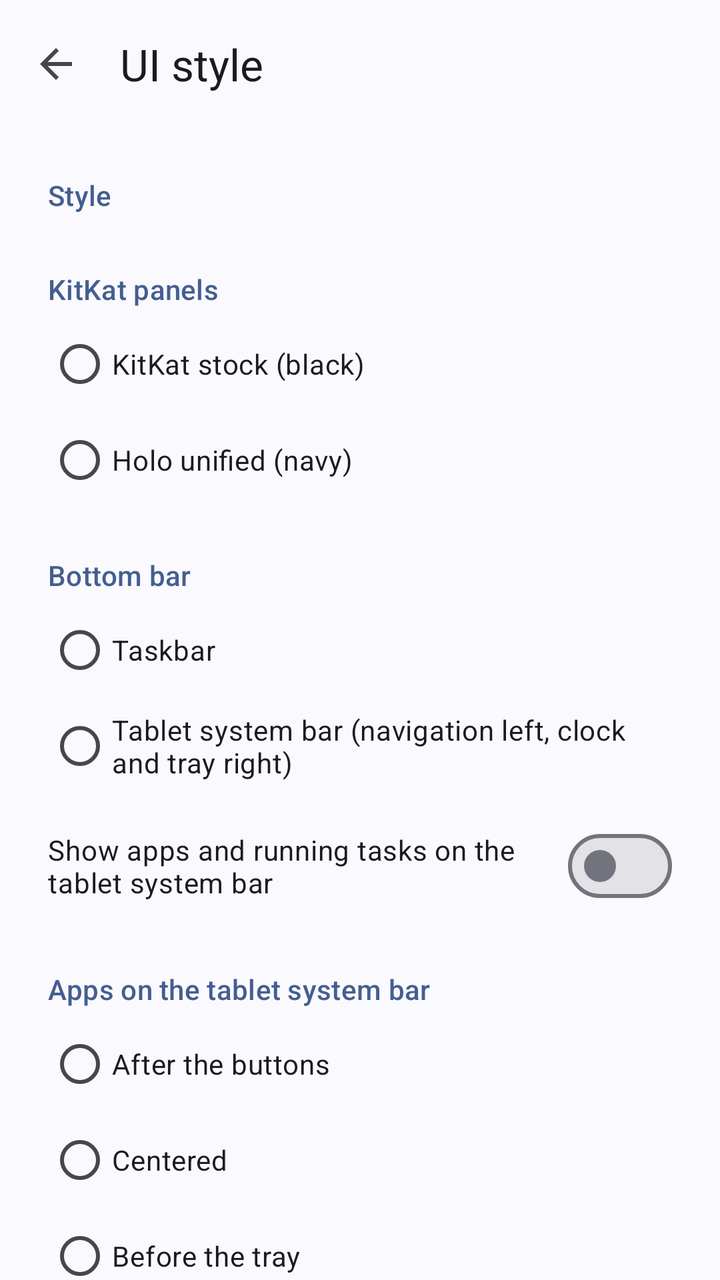
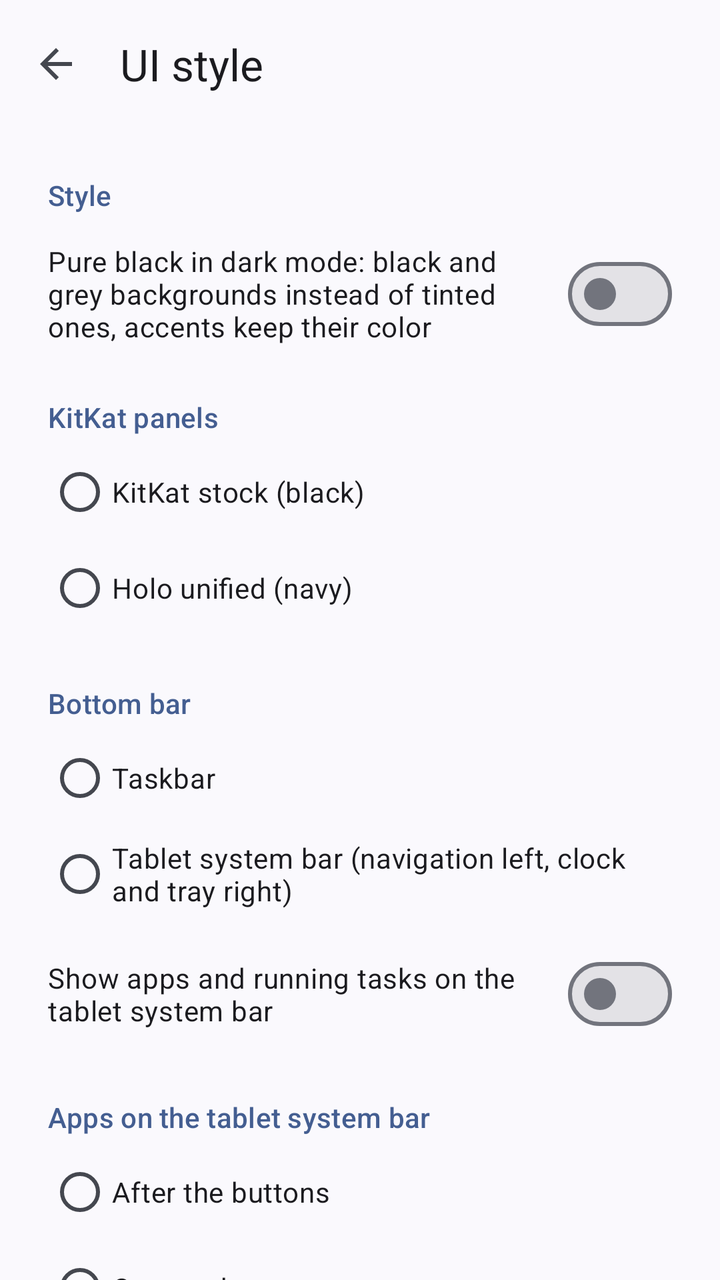

An Android layout rendered at two revisions. The XML below is the earlier revision; the diff shows what the commit changed to produce the second picture.
<!-- AndroidManifest.xml: application theme Theme.RetroStyle -->
<!-- res/layout/activity_style.xml -->
<?xml version="1.0" encoding="utf-8"?>
<LinearLayout xmlns:android="http://schemas.android.com/apk/res/android"
    xmlns:app="http://schemas.android.com/apk/res-auto"
    android:layout_width="match_parent"
    android:layout_height="match_parent"
    android:fitsSystemWindows="true"
    android:orientation="vertical">

    <com.google.android.material.appbar.MaterialToolbar
        android:id="@+id/toolbar"
        android:layout_width="match_parent"
        android:layout_height="?attr/actionBarSize"
        app:navigationContentDescription="@string/navigate_up"
        app:navigationIcon="@drawable/ic_arrow_back"
        app:title="@string/app_name" />

    <androidx.core.widget.NestedScrollView
        android:layout_width="match_parent"
        android:layout_height="match_parent">

        <LinearLayout
            android:layout_width="match_parent"
            android:layout_height="wrap_content"
            android:orientation="vertical"
            android:paddingHorizontal="24dp"
            android:paddingBottom="24dp">

            <TextView
                style="@style/RetroStyle.Section"
                android:text="@string/section_style" />

            
            <RadioGroup
                android:id="@+id/style_group"
                android:layout_width="match_parent"
                android:layout_height="wrap_content" />

            <TextView
                android:id="@+id/variant_section"
                style="@style/RetroStyle.Section"
                android:text="@string/section_variant" />

            <RadioGroup
                android:id="@+id/variant_group"
                android:layout_width="match_parent"
                android:layout_height="wrap_content">

                <com.google.android.material.radiobutton.MaterialRadioButton
                    android:id="@+id/variant_kitkat_stock"
                    style="@style/RetroStyle.Choice"
                    android:text="@string/variant_kitkat_stock" />

                <com.google.android.material.radiobutton.MaterialRadioButton
                    android:id="@+id/variant_holo_unified"
                    style="@style/RetroStyle.Choice"
                    android:text="@string/variant_holo_unified" />
            </RadioGroup>

            <TextView
                style="@style/RetroStyle.Section"
                android:text="@string/section_layout" />

            <RadioGroup
                android:id="@+id/layout_group"
                android:layout_width="match_parent"
                android:layout_height="wrap_content">

                <com.google.android.material.radiobutton.MaterialRadioButton
                    android:id="@+id/layout_stock"
                    style="@style/RetroStyle.Choice"
                    android:text="@string/layout_stock" />

                <com.google.android.material.radiobutton.MaterialRadioButton
                    android:id="@+id/layout_system_bar"
                    style="@style/RetroStyle.Choice"
                    android:text="@string/layout_system_bar" />
            </RadioGroup>

            <com.google.android.material.materialswitch.MaterialSwitch
                android:id="@+id/bar_apps"
                android:layout_width="match_parent"
                android:layout_height="wrap_content"
                android:layout_marginTop="8dp"
                android:minHeight="56dp"
                android:text="@string/bar_apps" />

            <TextView
                style="@style/RetroStyle.Section"
                android:text="@string/section_apps_gravity" />

            <RadioGroup
                android:id="@+id/apps_gravity_group"
                android:layout_width="match_parent"
                android:layout_height="wrap_content">

                <com.google.android.material.radiobutton.MaterialRadioButton
                    android:id="@+id/apps_gravity_start"
                    style="@style/RetroStyle.Choice"
                    android:text="@string/apps_gravity_start" />

                <com.google.android.material.radiobutton.MaterialRadioButton
                    android:id="@+id/apps_gravity_center"
                    style="@style/RetroStyle.Choice"
                    android:text="@string/apps_gravity_center" />

                <com.google.android.material.radiobutton.MaterialRadioButton
                    android:id="@+id/apps_gravity_end"
                    style="@style/RetroStyle.Choice"
                    android:text="@string/apps_gravity_end" />
            </RadioGroup>

            <TextView
                style="@style/RetroStyle.Section"
                android:text="@string/section_bar_background" />

            <RadioGroup
                android:id="@+id/bar_background_group"
                android:layout_width="match_parent"
                android:layout_height="wrap_content">

                <com.google.android.material.radiobutton.MaterialRadioButton
                    android:id="@+id/bar_background_stock"
                    style="@style/RetroStyle.Choice"
                    android:text="@string/bar_background_stock" />

                <com.google.android.material.radiobutton.MaterialRadioButton
                    android:id="@+id/bar_background_solid"
                    style="@style/RetroStyle.Choice"
                    android:text="@string/bar_background_solid" />

                <com.google.android.material.radiobutton.MaterialRadioButton
                    android:id="@+id/bar_background_gradient"
                    style="@style/RetroStyle.Choice"
                    android:text="@string/bar_background_gradient" />

                <com.google.android.material.radiobutton.MaterialRadioButton
                    android:id="@+id/bar_background_translucent"
                    style="@style/RetroStyle.Choice"
                    android:text="@string/bar_background_translucent" />

                <com.google.android.material.radiobutton.MaterialRadioButton
                    android:id="@+id/bar_background_transparent"
                    style="@style/RetroStyle.Choice"
                    android:text="@string/bar_background_transparent" />
            </RadioGroup>

            <TextView
                style="@style/RetroStyle.Section"
                android:text="@string/section_bar_buttons" />

            <com.google.android.material.materialswitch.MaterialSwitch
                android:id="@+id/bar_button_vol_down"
                style="@style/RetroStyle.Switch"
                android:text="@string/bar_button_vol_down" />

            <com.google.android.material.materialswitch.MaterialSwitch
                android:id="@+id/bar_button_vol_up"
                style="@style/RetroStyle.Switch"
                android:text="@string/bar_button_vol_up" />

            <com.google.android.material.materialswitch.MaterialSwitch
                android:id="@+id/bar_button_screenshot"
                style="@style/RetroStyle.Switch"
                android:text="@string/bar_button_screenshot" />

            <com.google.android.material.materialswitch.MaterialSwitch
                android:id="@+id/bar_button_power"
                style="@style/RetroStyle.Switch"
                android:text="@string/bar_button_power" />

            <TextView
                style="@style/RetroStyle.Section"
                android:text="@string/section_anchor" />

            <RadioGroup
                android:id="@+id/anchor_group"
                android:layout_width="match_parent"
                android:layout_height="wrap_content">

                <com.google.android.material.radiobutton.MaterialRadioButton
                    android:id="@+id/anchor_top_end"
                    style="@style/RetroStyle.Choice"
                    android:text="@string/anchor_top_end" />

                <com.google.android.material.radiobutton.MaterialRadioButton
                    android:id="@+id/anchor_bottom_end"
                    style="@style/RetroStyle.Choice"
                    android:text="@string/anchor_bottom_end" />
            </RadioGroup>

            <com.google.android.material.materialswitch.MaterialSwitch
                android:id="@+id/hide_status_bar"
                android:layout_width="match_parent"
                android:layout_height="wrap_content"
                android:layout_marginTop="16dp"
                android:minHeight="56dp"
                android:text="@string/hide_status_bar" />

            <TextView
                android:layout_width="match_parent"
                android:layout_height="wrap_content"
                android:layout_marginTop="8dp"
                android:text="@string/footer"
                android:textAppearance="?attr/textAppearanceBodySmall" />
        </LinearLayout>
    </androidx.core.widget.NestedScrollView>
</LinearLayout>
<!-- resources referenced by this layout -->
<resources>
  <!-- drawable ic_arrow_back (drawable) -->
  <?xml version="1.0" encoding="utf-8"?>
  <vector xmlns:android="http://schemas.android.com/apk/res/android"
      android:width="24dp"
      android:height="24dp"
      android:autoMirrored="true"
      android:tint="?attr/colorControlNormal"
      android:viewportWidth="24"
      android:viewportHeight="24">
      <path
          android:fillColor="#FFFFFFFF"
          android:pathData="M20,11H7.83l5.59,-5.59L12,4l-8,8 8,8 1.41,-1.41L7.83,13H20v-2z" />
  </vector>
  <string name="anchor_bottom_end">From the tray, bottom right</string>
  <string name="anchor_top_end">From the top right</string>
  <string name="app_name">UI style</string>
  <string name="apps_gravity_center">Centered</string>
  <string name="apps_gravity_end">Before the tray</string>
  <string name="apps_gravity_start">After the buttons</string>
  <string name="bar_apps">Show apps and running tasks on the tablet system bar</string>
  <string name="bar_background_gradient">Shadow gradient (Android 4.x)</string>
  <string name="bar_background_solid">Solid</string>
  <string name="bar_background_stock">Stock (as the launcher draws it)</string>
  <string name="bar_background_translucent">Semi-transparent</string>
  <string name="bar_background_transparent">Transparent</string>
  <string name="bar_button_power">Sleep (hold for the power menu)</string>
  <string name="bar_button_screenshot">Screenshot</string>
  <string name="bar_button_vol_down">Volume down</string>
  <string name="bar_button_vol_up">Volume up</string>
  <string name="footer">Styles with the KitKat panels always hide the top status bar on the tablet system bar. Some styles also switch dark mode on or off; styles that leave it alone, like Material You, give you back your own setting. Changes apply right away; open apps restyle when they restart.</string>
  <string name="hide_status_bar">Hide the top status bar on the tablet system bar</string>
  <string name="layout_stock">Taskbar</string>
  <string name="layout_system_bar">Tablet system bar (navigation left, clock and tray right)</string>
  <string name="navigate_up">Navigate up</string>
  <string name="section_anchor">Notifications and Quick Settings open</string>
  <string name="section_apps_gravity">Apps on the tablet system bar</string>
  <string name="section_bar_background">Tablet system bar background on the home screen</string>
  <string name="section_bar_buttons">Extra buttons on the tablet system bar</string>
  <string name="section_layout">Bottom bar</string>
  <string name="section_style">Style</string>
  <string name="section_variant">KitKat panels</string>
  <string name="variant_holo_unified">Holo unified (navy)</string>
  <string name="variant_kitkat_stock">KitKat stock (black)</string>
  <style name="RetroStyle.Choice" parent="">
          <item name="android:layout_width">match_parent</item>
          <item name="android:layout_height">wrap_content</item>
          <item name="android:minHeight">48dp</item>
      </style>
  <style name="RetroStyle.Section" parent="">
          <item name="android:layout_width">match_parent</item>
          <item name="android:layout_height">wrap_content</item>
          <item name="android:layout_marginTop">24dp</item>
          <item name="android:layout_marginBottom">4dp</item>
          <item name="android:textAppearance">?attr/textAppearanceTitleSmall</item>
          <item name="android:textColor">?attr/colorPrimary</item>
      </style>
  <style name="RetroStyle.Switch" parent="">
          <item name="android:layout_width">match_parent</item>
          <item name="android:layout_height">wrap_content</item>
          <item name="android:minHeight">48dp</item>
      </style>
  <style name="Theme.RetroStyle" parent="Theme.Material3.DynamicColors.DayNight.NoActionBar" />
</resources>

<!-- the commit's change to res/layout/activity_style.xml (unified diff, before → after) -->
@@ -35,6 +35,15 @@
                 android:layout_width="match_parent"
                 android:layout_height="wrap_content" />
 
+            
+            <com.google.android.material.materialswitch.MaterialSwitch
+                android:id="@+id/black_theme"
+                android:layout_width="match_parent"
+                android:layout_height="wrap_content"
+                android:layout_marginTop="8dp"
+                android:minHeight="56dp"
+                android:text="@string/black_theme" />
+
             <TextView
                 android:id="@+id/variant_section"
                 style="@style/RetroStyle.Section"
<!-- resource entries referenced after the edit -->
@@ -29,6 +29,7 @@
   <string name="bar_button_screenshot">Screenshot</string>
   <string name="bar_button_vol_down">Volume down</string>
   <string name="bar_button_vol_up">Volume up</string>
+  <string name="black_theme">Pure black in dark mode: black and grey backgrounds instead of tinted ones, accents keep their color</string>
   <string name="footer">Styles with the KitKat panels always hide the top status bar on the tablet system bar. Some styles also switch dark mode on or off; styles that leave it alone, like Material You, give you back your own setting. Changes apply right away; open apps restyle when they restart.</string>
   <string name="hide_status_bar">Hide the top status bar on the tablet system bar</string>
   <string name="layout_stock">Taskbar</string>
